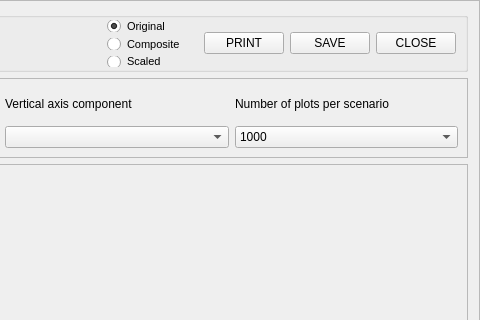
The window that python_interface/uis/drawScenarioFrame.ui (cbgp/diyabc) describes before a commit, drawn with Qt 5; both pictures show x 476 to 956 and y 0 to 320 of the 956 by 660 pixel window.
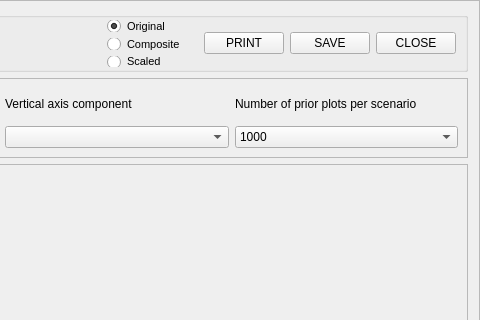
The same window after the commit.

Commit message: pca et modcheck result graphs improved

What changed in the file:
```diff
--- a/python_interface/uis/drawScenarioFrame.ui
+++ b/python_interface/uis/drawScenarioFrame.ui
@@ -235,7 +235,7 @@
       <item row="0" column="3">
        <widget class="QLabel" name="nbPlotToDrawLabel">
         <property name="text">
-         <string>Number of plots per scenario</string>
+         <string>Number of prior plots per scenario</string>
         </property>
        </widget>
       </item>
```
The commit also changes 1 other file.
